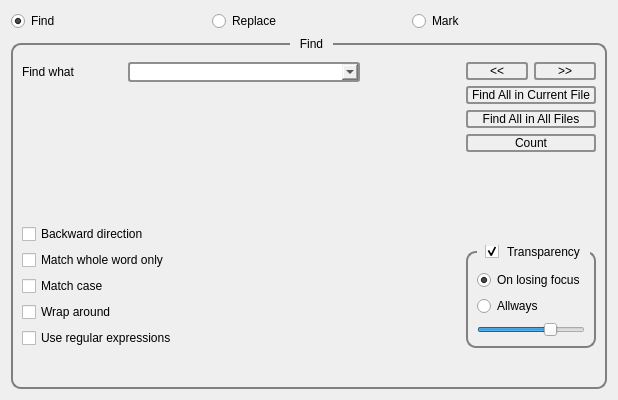
The window that searchwgt.ui (Bloc10FinTech/blockpad) describes before a commit, drawn with Qt 5.
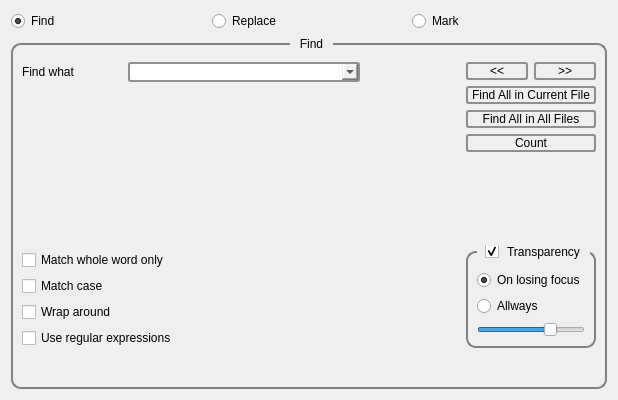
The same window after the commit.

```diff
--- a/searchwgt.ui
+++ b/searchwgt.ui
@@ -70,7 +70,9 @@
     subcontrol-origin: margin;
     subcontrol-position: top center;
     padding: 0 3px;
-}</string>
+}
+labelStatus { color : blue; }
+labelStatus[errored=true]{color : red;}</string>
   </property>
   <layout class="QVBoxLayout" name="verticalLayout_6">
    <item>
@@ -173,13 +175,6 @@
            <layout class="QHBoxLayout" name="horizontalLayout_11">
             <item>
              <layout class="QVBoxLayout" name="verticalLayout_12">
-              <item>
-               <widget class="QCheckBox" name="checkBoxBackward">
-                <property name="text">
-                 <string>Backward direction</string>
-                </property>
-               </widget>
-              </item>
               <item>
                <widget class="QCheckBox" name="checkBoxWholeWord">
                 <property name="text">
```
Left out of the diff: 3 changed lines with no effect on the pictures.
